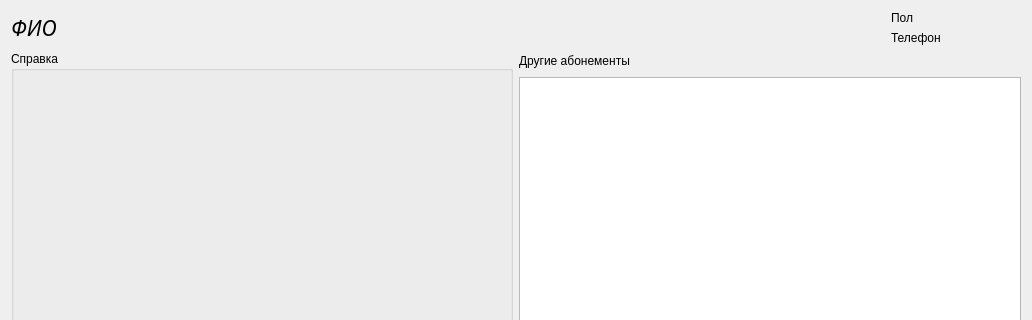
Old version of the form 3_course/1_part/VPandHCI/DB/userdata.ui in the repository Monstruos/Course_projects; both pictures show x 0 to 1032 and y 0 to 320 of the 1032 by 697 pixel window.
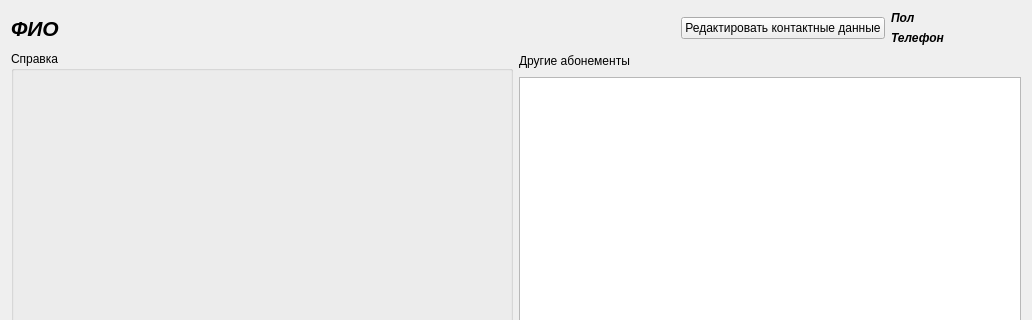
New version of the form.

What changed in the file:
```diff
--- a/3_course/1_part/VPandHCI/DB/userdata.ui
+++ b/3_course/1_part/VPandHCI/DB/userdata.ui
@@ -28,11 +28,11 @@
          </property>
          <property name="font">
           <font>
-           <family>Narkisim</family>
+           <family>Arial</family>
            <pointsize>16</pointsize>
-           <weight>50</weight>
+           <weight>75</weight>
            <italic>true</italic>
-           <bold>false</bold>
+           <bold>true</bold>
           </font>
          </property>
          <property name="styleSheet">
@@ -43,6 +43,13 @@
          </property>
         </widget>
        </item>
+       <item>
+        <widget class="QPushButton" name="pushButton">
+         <property name="text">
+          <string>Редактировать контактные данные</string>
+         </property>
+        </widget>
+       </item>
        <item>
         <layout class="QVBoxLayout" name="verticalLayout_5">
          <item>
@@ -53,6 +60,14 @@
              <height>0</height>
             </size>
            </property>
+           <property name="font">
+            <font>
+             <family>Arial</family>
+             <weight>75</weight>
+             <italic>true</italic>
+             <bold>true</bold>
+            </font>
+           </property>
            <property name="text">
             <string>Пол</string>
            </property>
@@ -66,6 +81,14 @@
              <height>0</height>
             </size>
            </property>
+           <property name="font">
+            <font>
+             <family>Arial</family>
+             <weight>75</weight>
+             <italic>true</italic>
+             <bold>true</bold>
+            </font>
+           </property>
            <property name="text">
             <string>Телефон</string>
            </property>
```
Left out of the diff: 2 changed lines with no effect on the pictures.
